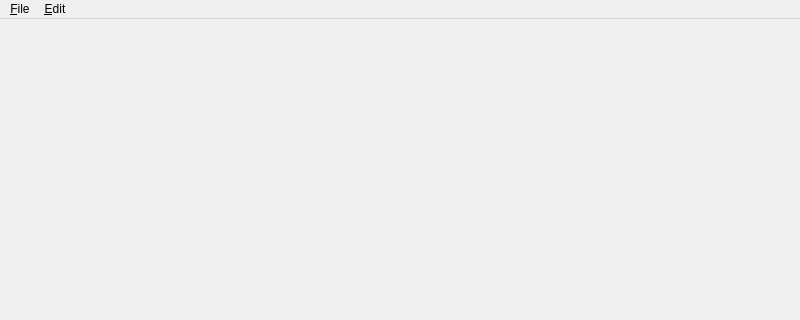
textbrowser/glitch, file UI/glitch-separated-diagram-window.ui: the form before one commit; both pictures show x 0 to 800 and y 0 to 320 of the 800 by 600 pixel window.
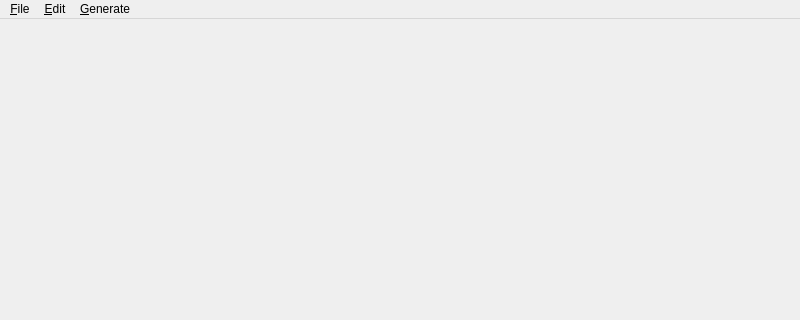
The form after the commit. Icons and pictures are not drawn.

Patch:
```diff
--- a/UI/glitch-separated-diagram-window.ui
+++ b/UI/glitch-separated-diagram-window.ui
@@ -49,8 +49,15 @@
     </property>
     <addaction name="action_Close"/>
    </widget>
+   <widget class="QMenu" name="menu_Generate">
+    <property name="title">
+     <string>&amp;Generate</string>
+    </property>
+    <addaction name="action_Source"/>
+   </widget>
    <addaction name="menu_File"/>
    <addaction name="menu_Edit"/>
+   <addaction name="menu_Generate"/>
   </widget>
   <action name="action_Undo">
    <property name="text">
```
Left out of the diff: 5 changed lines with no effect on the pictures.
